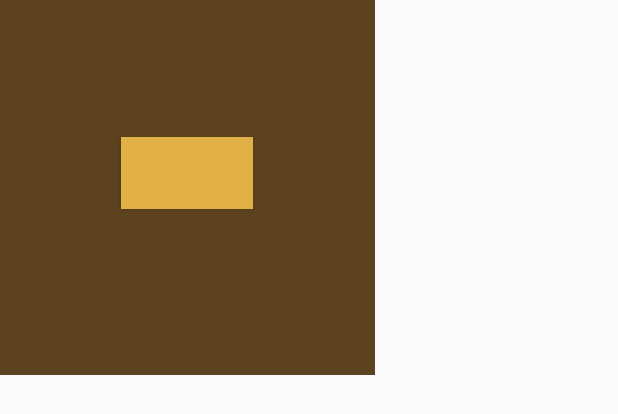
After one commit to SterennLeHir/Buffalo_MoBill, an Android app built with Jetpack Compose: the layout alert_dialog.xml on its own in the app's theme, with its tools: preview values and no code run, on a phone screen of 412 x 824 dp. The commit adds this screen. Shown: the top 414 px of the screen. Run offline under Robolectric (Android 15) with nearby library versions, the phone set to English and light mode, and no system bars.

Commit message:
AlertDialog custom

```diff
--- /dev/null
+++ b/app/src/main/res/layout/alert_dialog.xml
@@ -0,0 +1,45 @@
+<?xml version="1.0" encoding="utf-8"?>
+<LinearLayout xmlns:android="http://schemas.android.com/apk/res/android"
+    xmlns:tools="http://schemas.android.com/tools"
+    android:layout_width="250dp"
+    android:layout_height="250dp"
+    android:background="@color/brown"
+    android:gravity="center_horizontal"
+    android:orientation="vertical">
+
+    <TextView
+        android:id="@+id/title"
+        android:layout_width="match_parent"
+        android:layout_height="wrap_content"
+        android:layout_marginBottom="20dp"
+        android:fontFamily="@font/old_standard_tt"
+        android:text=""
+        android:textAlignment="center"
+        android:textColor="@color/white"
+        android:textSize="20sp" />
+
+    <TextView
+        android:id="@+id/message"
+        android:layout_width="match_parent"
+        android:layout_height="wrap_content"
+        android:layout_marginBottom="20dp"
+        android:fontFamily="@font/old_standard_tt"
+        android:text=""
+        android:textAlignment="center"
+        android:textColor="@color/white"
+        android:textSize="16sp" />
+
+    <Button
+        android:id="@+id/button"
+        android:layout_width="wrap_content"
+        android:layout_height="wrap_content"
+        android:background="@color/orange"
+        android:fontFamily="@font/old_standard_tt"
+        android:text=""
+        android:layout_marginBottom="20dp"
+        android:textAlignment="center"
+        android:textColor="@color/white"
+        android:textSize="20sp"
+        android:textStyle="bold"
+        tools:ignore="SpeakableTextPresentCheck" />
+</LinearLayout>
--- a/app/src/main/res/values/colors.xml
+++ b/app/src/main/res/values/colors.xml
@@ -7,4 +7,6 @@
     <color name="teal_700">#FF018786</color>
     <color name="black">#FF000000</color>
     <color name="white">#FFFFFFFF</color>
+    <color name="orange">#E1B047</color>
+    <color name="brown">#5D421F</color>
 </resources>
--- a/app/src/main/res/values/strings.xml
+++ b/app/src/main/res/values/strings.xml
@@ -9,8 +9,9 @@
     <string name="game4">Quick Quiz</string>
     <string name="game5">Cow Catcher</string>
     <string name="game6">Prickly Picking</string>
-    <string name="random_game_text">Laissez-vous surprendre...</string>
+    <string name="random_game_text">Laissez-vous surprendre…</string>
     <string name="random_game">Partie aléatoire</string>
     <string name="next">Suivant</string>
     <string name="score">Score</string>
+    <string name="RulesGame4">Répondez aux trois questions sur l\'univers de Lucky Luke le plus vite possible</string>
 </resources>
--- a/app/src/main/res/values/styles.xml
+++ b/app/src/main/res/values/styles.xml
@@ -1,8 +1,8 @@
 <?xml version="1.0" encoding="utf-8"?>
 <resources xmlns:tools="http://schemas.android.com/tools">
     <style name="bouton">
-        <item name="android:textColor">#E1B047</item>
-        <item name="android:background">#5D421F</item>
+        <item name="android:textColor">@color/orange</item>
+        <item name="android:background">@color/brown</item>
         <item name="android:font">@font/old_standard_tt</item>
         <item name="android:buttonCornerRadius" tools:targetApi="p">20dp</item>
         <item name="android:layout_width">200dp</item>
```
Also changed, not shown: app/src/main/java/esir/progmob/buffalo_mobill/AlertDialogCustom.kt (added, +33 -0 lines), app/src/main/java/esir/progmob/buffalo_mobill/GameList.kt (+13 -9 lines), app/src/main/java/esir/progmob/buffalo_mobill/QuickQuiz.kt (+3 -10 lines), app/src/main/java/esir/progmob/buffalo_mobill/ShadyShowdown.kt (+25 -13 lines).
